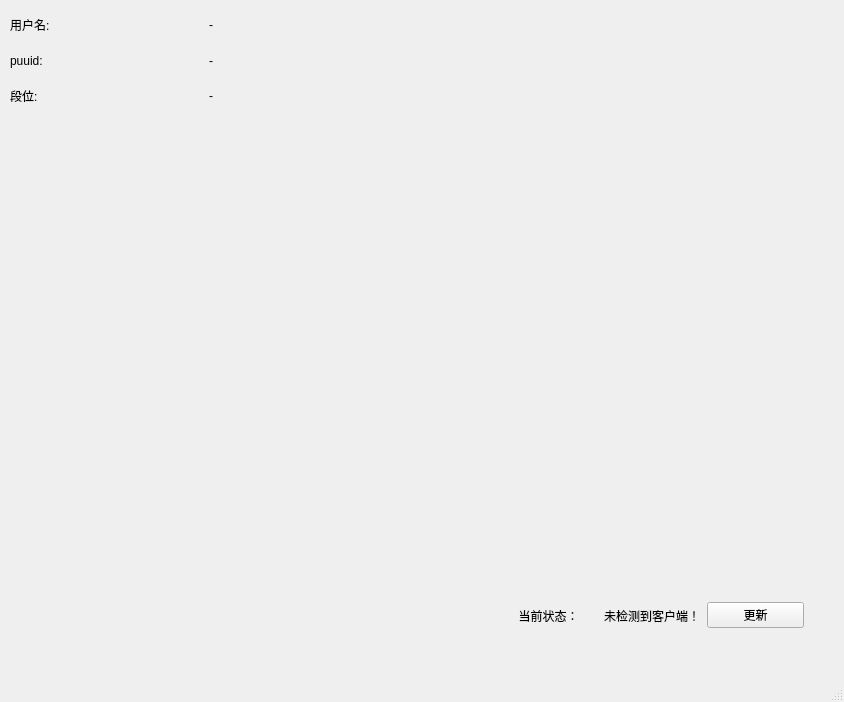
This is ui/main.ui in FlodQWQ/lcu_project as Qt 5 draws it before an edit. The edited form follows.
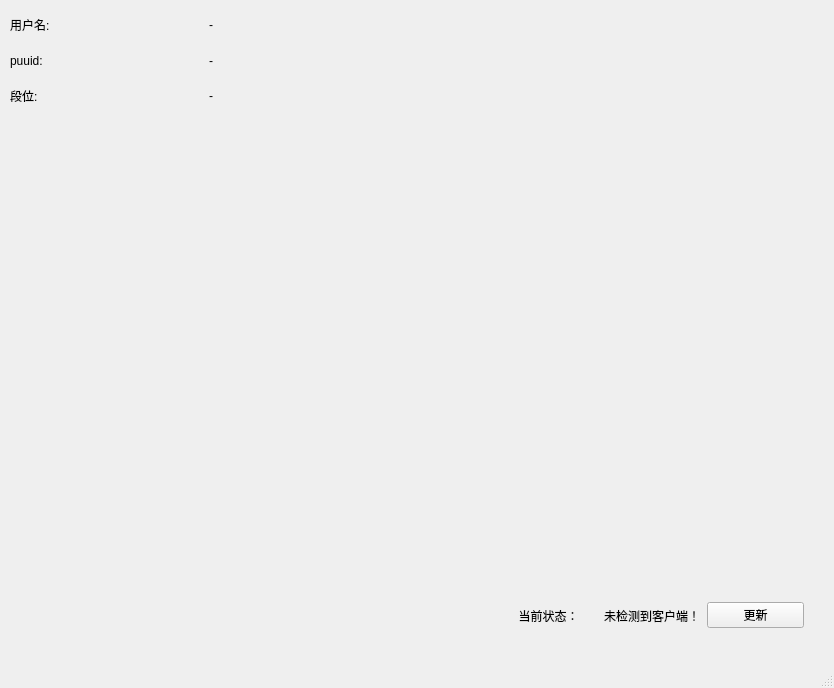
This is the edited form.

Diff of the .ui file:
```diff
--- a/ui/main.ui
+++ b/ui/main.ui
@@ -6,10 +6,22 @@
    <rect>
     <x>0</x>
     <y>0</y>
-    <width>844</width>
-    <height>702</height>
+    <width>834</width>
+    <height>688</height>
    </rect>
   </property>
+  <property name="minimumSize">
+   <size>
+    <width>834</width>
+    <height>688</height>
+   </size>
+  </property>
+  <property name="maximumSize">
+   <size>
+    <width>834</width>
+    <height>688</height>
+   </size>
+  </property>
   <property name="windowTitle">
    <string>MainWindow</string>
   </property>
```
Left out of the diff: 5 changed lines with no effect on the pictures.
